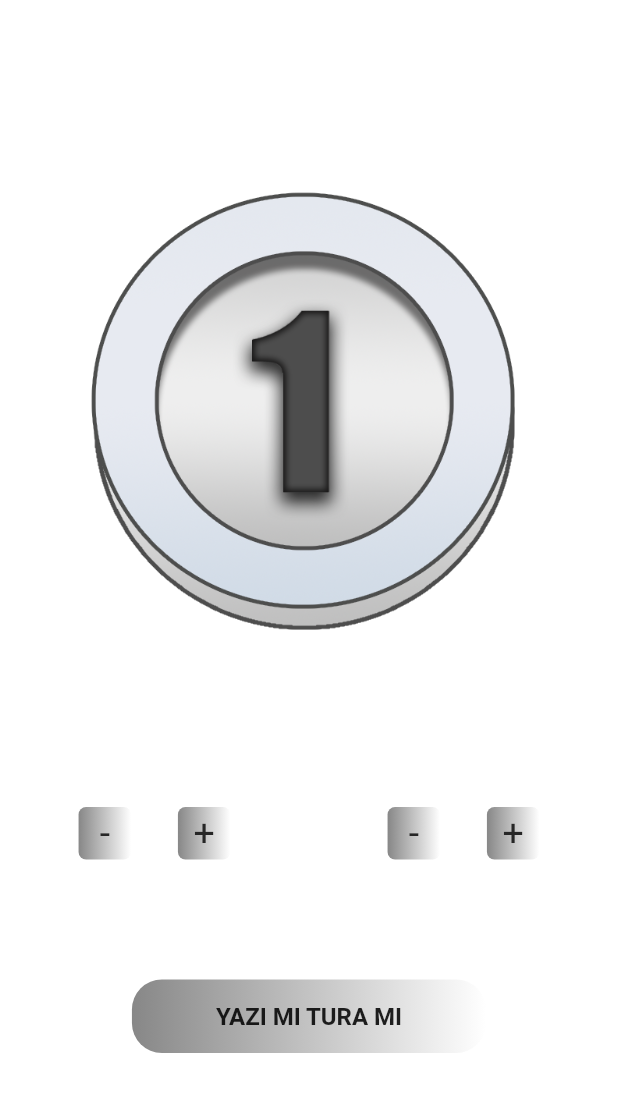
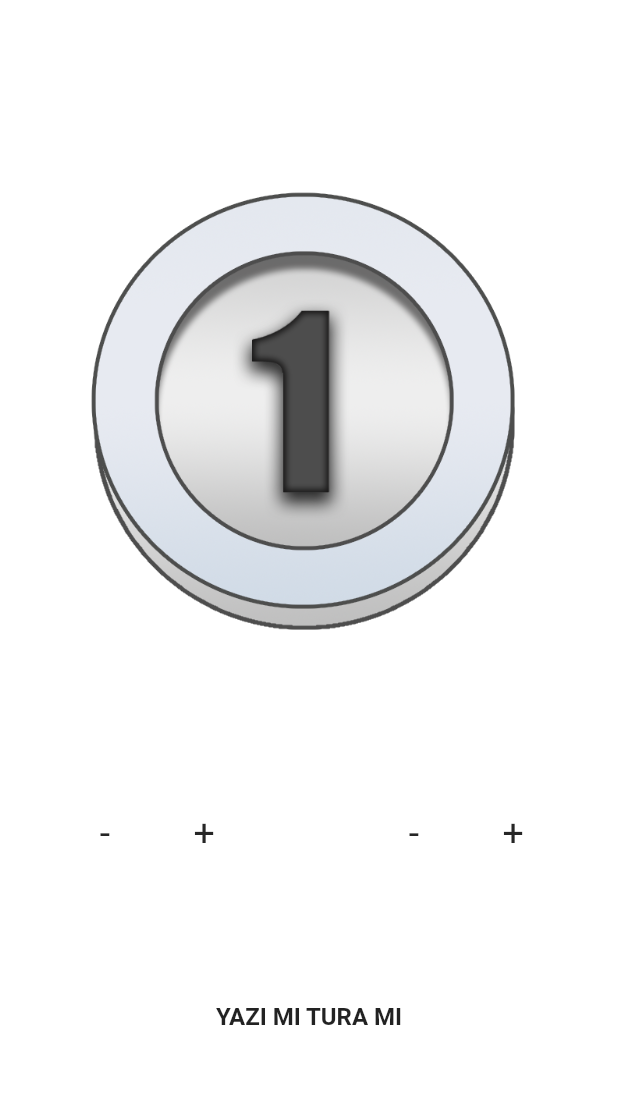
Before and after one commit to KLYCHUB/heads_or_tails, a Flutter app: the screen it shows after launch, on a phone screen of 412 x 824 dp, the part 63-1175 px from its top. Run offline on Flutter 3.47's test engine with Material 2 defaults, Android fonts, the phone set to English and light mode, and no system bars; drawn by our look-alikes of flip_card; our stand-ins replace font_awesome_flutter.

Commit message:
Update V1

```diff
--- a/lib/pages/home_page.dart
+++ b/lib/pages/home_page.dart
@@ -276,9 +276,7 @@ class _MyHomePageState extends State<MyHomePage> {
   BoxDecoration _boxDecoration() {
     return BoxDecoration(
       borderRadius: ProjectCircular().circular20,
-      gradient: LinearGradient(
-        colors: [ProjectColor().greyARGB, ProjectColor().whiteARGB],
-      ),
+      color: ProjectColor().whiteARGB,
     );
   }
 }
@@ -302,12 +300,7 @@ class _CounterUpdateContainer extends StatelessWidget {
       width: ProjectNumbers().counterSize,
       decoration: BoxDecoration(
         borderRadius: ProjectCircular().circular5,
-        gradient: LinearGradient(
-          colors: [
-            ProjectColor().greyARGB,
-            ProjectColor().whiteARGB,
-          ],
-        ),
+        color: ProjectColor().whiteARGB,
       ),
       child: RepaintBoundary(
         child: Text(
--- a/lib/product/utils/constants.dart
+++ b/lib/product/utils/constants.dart
@@ -9,7 +9,7 @@ class ProjectPadding {
   final EdgeInsets gamePageSymetric =
       const EdgeInsets.symmetric(horizontal: 20, vertical: 20);
   final EdgeInsets showDiaologSymetric =
-      const EdgeInsets.symmetric(vertical: 75);
+      const EdgeInsets.symmetric(vertical: 110);
 }
 
 class ProjectCircular {
```
Also changed, not shown: 1 other file.
